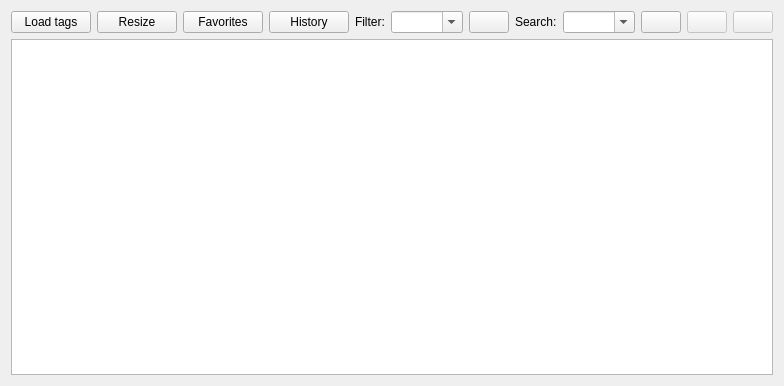
Old version of the form playlist_table.ui in the repository MarioUnoDueTreQuattro/AudioPlayer.
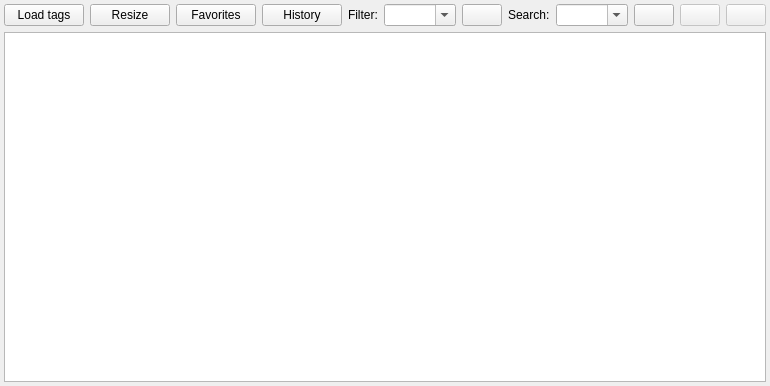
New version of the form. Icons and pictures are not drawn.

Diff of the .ui file:
```diff
--- a/playlist_table.ui
+++ b/playlist_table.ui
@@ -14,6 +14,18 @@
    <string>Form</string>
   </property>
   <layout class="QVBoxLayout" name="verticalLayout">
+   <property name="leftMargin">
+    <number>4</number>
+   </property>
+   <property name="topMargin">
+    <number>4</number>
+   </property>
+   <property name="rightMargin">
+    <number>4</number>
+   </property>
+   <property name="bottomMargin">
+    <number>4</number>
+   </property>
    <item>
     <layout class="QHBoxLayout" name="horizontalLayout_4">
      <item>
```
